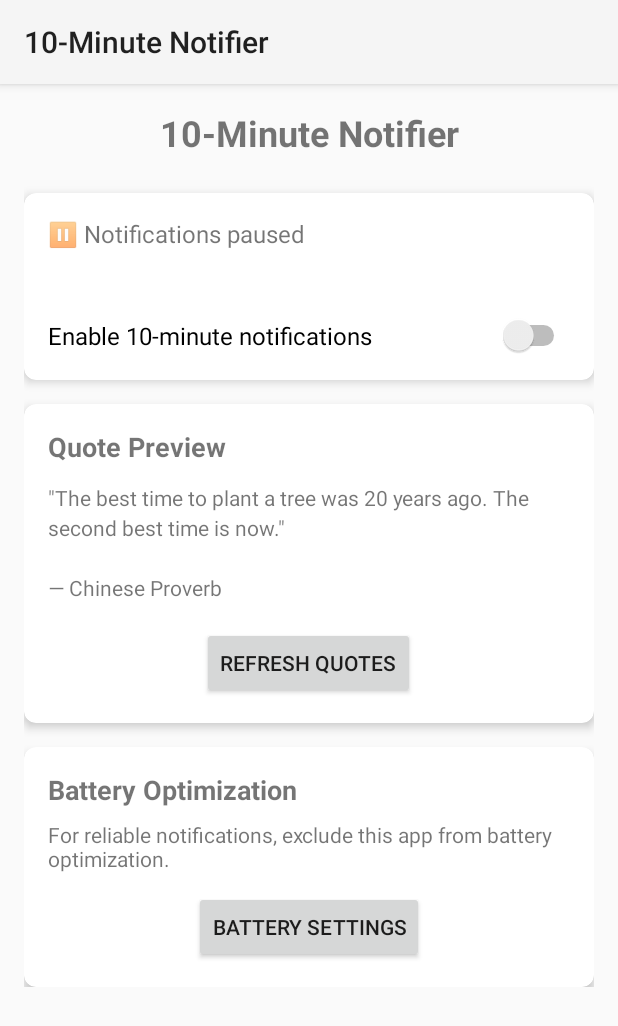
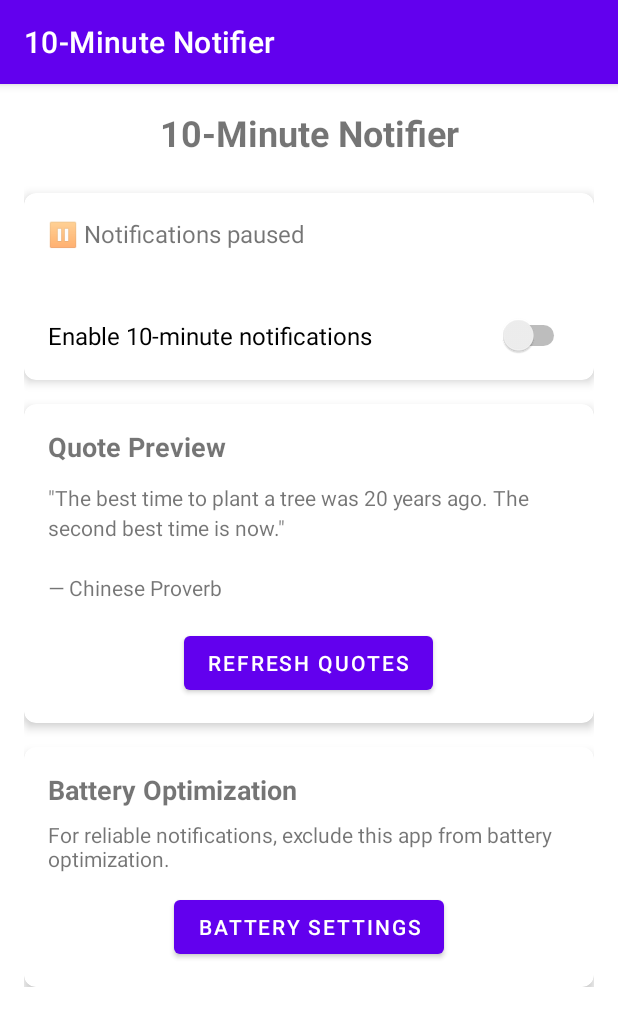
Before and after one commit to Louisjo/TenMinuteNotifier-Android, an Android app: the screen it shows after launch (MainActivity), on a phone screen of 412 x 824 dp. Shown: the top 1026 px of the screen. Run offline under Robolectric (Android 15) with nearby library versions, the phone set to English and light mode, and no system bars.

```diff
--- a/app/src/main/AndroidManifest.xml
+++ b/app/src/main/AndroidManifest.xml
@@ -12,9 +12,9 @@
         android:allowBackup="true"
         android:dataExtractionRules="@xml/data_extraction_rules"
         android:fullBackupContent="@xml/backup_rules"
-        android:icon="@mipmap/ic_launcher"
+        android:icon="@android:drawable/ic_dialog_info"
         android:label="@string/app_name"
-        android:roundIcon="@mipmap/ic_launcher_round"
+        android:roundIcon="@android:drawable/ic_dialog_info"
         android:supportsRtl="true"
         android:theme="@style/Theme.TenMinuteNotifier"
         tools:targetApi="31">
--- a/app/src/main/java/com/tenminutenotifier/MainActivity.kt
+++ b/app/src/main/java/com/tenminutenotifier/MainActivity.kt
@@ -49,7 +49,7 @@ class MainActivity : AppCompatActivity() {
         updateUI()
 
         // Request notification permission for Android 13+
-        if (Build.VERSION.SDK_INT >= Build.VERSION_CODES.TIRAMISU) {
+        if (Build.VERSION.SDK_INT >= 33) {
             requestNotificationPermission()
         }
 
@@ -141,9 +141,9 @@ class MainActivity : AppCompatActivity() {
     }
 
     private fun hasNotificationPermission(): Boolean {
-        return if (Build.VERSION.SDK_INT >= Build.VERSION_CODES.TIRAMISU) {
+        return if (Build.VERSION.SDK_INT >= 33) {
             ContextCompat.checkSelfPermission(
-                this, Manifest.permission.POST_NOTIFICATIONS
+                this, "android.permission.POST_NOTIFICATIONS"
             ) == PackageManager.PERMISSION_GRANTED
         } else {
             true
@@ -151,8 +151,8 @@ class MainActivity : AppCompatActivity() {
     }
 
     private fun requestNotificationPermission() {
-        if (Build.VERSION.SDK_INT >= Build.VERSION_CODES.TIRAMISU) {
-            notificationPermissionLauncher.launch(Manifest.permission.POST_NOTIFICATIONS)
+        if (Build.VERSION.SDK_INT >= 33) {
+            notificationPermissionLauncher.launch("android.permission.POST_NOTIFICATIONS")
         }
     }
 
--- /dev/null
+++ b/app/src/main/res/values/colors.xml
@@ -0,0 +1,10 @@
+<?xml version="1.0" encoding="utf-8"?>
+<resources>
+    <color name="purple_200">#FFBB86FC</color>
+    <color name="purple_500">#FF6200EE</color>
+    <color name="purple_700">#FF3700B3</color>
+    <color name="teal_200">#FF03DAC5</color>
+    <color name="teal_700">#FF018786</color>
+    <color name="black">#FF000000</color>
+    <color name="white">#FFFFFFFF</color>
+</resources>
--- /dev/null
+++ b/app/src/main/res/values/themes.xml
@@ -0,0 +1,17 @@
+<?xml version="1.0" encoding="utf-8"?>
+<resources xmlns:tools="http://schemas.android.com/tools">
+    <!-- Base application theme. -->
+    <style name="Theme.TenMinuteNotifier" parent="Theme.MaterialComponents.DayNight.DarkActionBar">
+        <!-- Primary brand color. -->
+        <item name="colorPrimary">@color/purple_500</item>
+        <item name="colorPrimaryVariant">@color/purple_700</item>
+        <item name="colorOnPrimary">@color/white</item>
+        <!-- Secondary brand color. -->
+        <item name="colorSecondary">@color/teal_200</item>
+        <item name="colorSecondaryVariant">@color/teal_700</item>
+        <item name="colorOnSecondary">@color/black</item>
+        <!-- Status bar color. -->
+        <item name="android:statusBarColor" tools:targetApi="l">?attr/colorPrimaryVariant</item>
+        <!-- Customize your theme here. -->
+    </style>
+</resources>
```
Also changed, not shown: app/src/main/res/xml/backup_rules.xml (added, +7 -0 lines), app/src/main/res/xml/data_extraction_rules.xml (added, +15 -0 lines), 1 other file.
